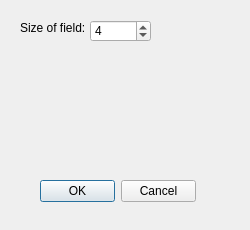
Before: the Qt Designer form settings.ui in cerevra/2048, drawn with Qt 5.
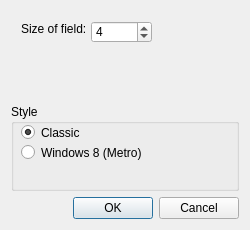
After: the same form once the commit is applied.

Commit message: style choising added to settings

What changed in the file:
```diff
--- a/settings.ui
+++ b/settings.ui
@@ -25,11 +25,14 @@
   <property name="windowTitle">
    <string>Dialog</string>
   </property>
+  <layout class="QVBoxLayout" name="verticalLayout">
+   <item>
+    <widget class="QWidget" name="widget" native="true">
   <widget class="QLabel" name="label">
    <property name="geometry">
     <rect>
-     <x>20</x>
-     <y>20</y>
+        <x>10</x>
+        <y>10</y>
      <width>81</width>
      <height>16</height>
     </rect>
@@ -38,27 +41,11 @@
     <string>Size of field:</string>
    </property>
   </widget>
-  <widget class="QDialogButtonBox" name="buttonBox">
-   <property name="geometry">
-    <rect>
-     <x>40</x>
-     <y>180</y>
-     <width>156</width>
-     <height>23</height>
-    </rect>
-   </property>
-   <property name="standardButtons">
-    <set>QDialogButtonBox::Cancel|QDialogButtonBox::Ok</set>
-   </property>
-   <property name="centerButtons">
-    <bool>false</bool>
-   </property>
-  </widget>
   <widget class="QSpinBox" name="spinBox">
    <property name="geometry">
     <rect>
-     <x>90</x>
-     <y>20</y>
+        <x>80</x>
+        <y>10</y>
      <width>61</width>
      <height>22</height>
     </rect>
@@ -73,6 +60,64 @@
     <number>4</number>
    </property>
   </widget>
+    </widget>
+   </item>
+   <item>
+    <widget class="QGroupBox" name="groupBox">
+     <property name="title">
+      <string>Style</string>
+     </property>
+     <property name="flat">
+      <bool>false</bool>
+     </property>
+     <property name="checkable">
+      <bool>false</bool>
+     </property>
+     <widget class="QRadioButton" name="radioButton_styleClassic">
+      <property name="geometry">
+       <rect>
+        <x>10</x>
+        <y>20</y>
+        <width>82</width>
+        <height>17</height>
+       </rect>
+      </property>
+      <property name="text">
+       <string>Classic</string>
+      </property>
+      <property name="checked">
+       <bool>true</bool>
+      </property>
+     </widget>
+     <widget class="QRadioButton" name="radioButton_styleMetro">
+      <property name="geometry">
+       <rect>
+        <x>10</x>
+        <y>40</y>
+        <width>121</width>
+        <height>17</height>
+       </rect>
+      </property>
+      <property name="text">
+       <string>Windows 8 (Metro)</string>
+      </property>
+      <property name="checked">
+       <bool>false</bool>
+      </property>
+     </widget>
+    </widget>
+   </item>
+   <item>
+    <widget class="QDialogButtonBox" name="buttonBox">
+     <property name="standardButtons">
+      <set>QDialogButtonBox::Cancel|QDialogButtonBox::Ok</set>
+     </property>
+     <property name="centerButtons">
+      <bool>false</bool>
+     </property>
+    </widget>
+   </item>
+  </layout>
  </widget>
  <resources/>
  <connections>
```
Lines whose indentation alone changed are shown as unchanged. The commit also changes 4 other files.
